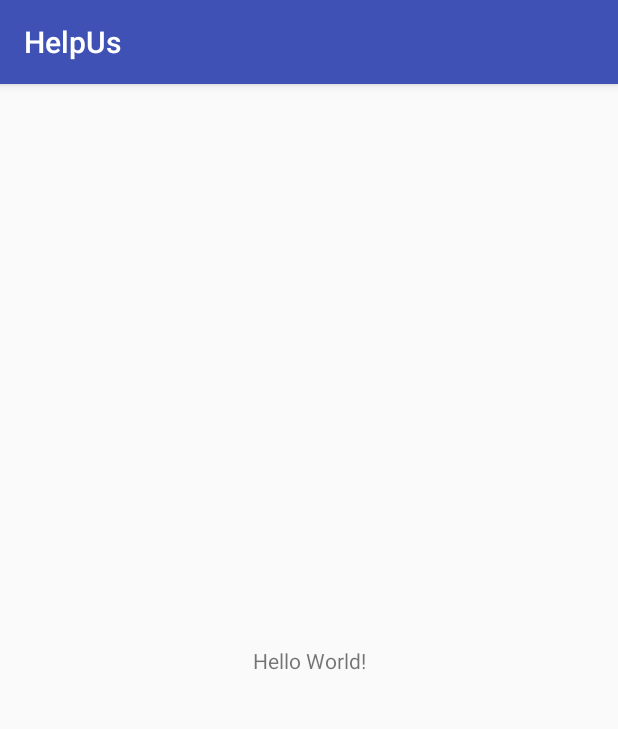
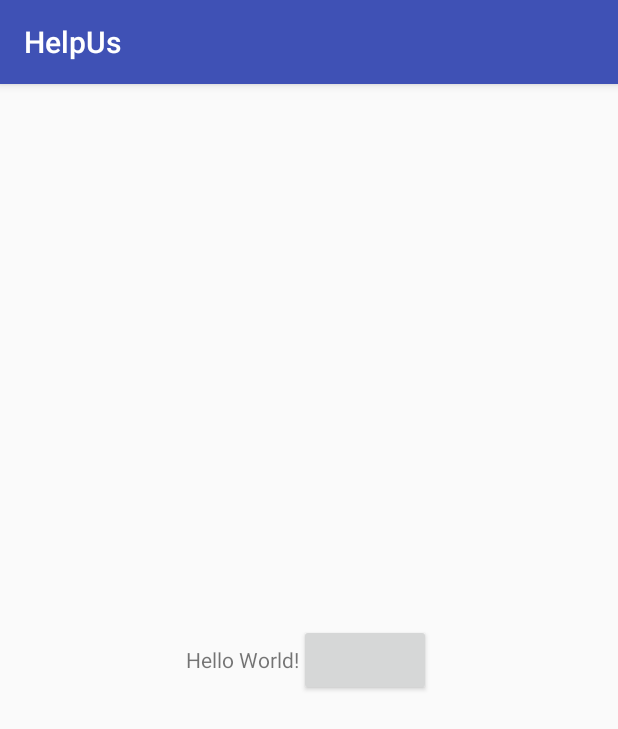
Before and after one commit to curaai/help_us, an Android app: the screen it shows after launch (MainActivity), on a phone screen of 412 x 824 dp. Shown: the top 729 px of the screen. Run offline under Robolectric (Android 15) with nearby library versions, the phone set to English and light mode, and no system bars.

Commit message:
refresh error fixed but...

```diff
--- a/Android/HelpUs/app/build.gradle
+++ b/Android/HelpUs/app/build.gradle
@@ -22,7 +22,7 @@ android {
 }
 
 dependencies {
-    compile fileTree(dir: 'libs', include: ['*.jar'])
+    compile fileTree(include: ['*.jar'], dir: 'libs')
     androidTestCompile('com.android.support.test.espresso:espresso-core:2.2.2', {
         exclude group: 'com.android.support', module: 'support-annotations'
     })
@@ -30,6 +30,6 @@ dependencies {
     compile 'com.android.support.constraint:constraint-layout:1.0.2'
     compile 'com.android.support:multidex:1.0.0'
     compile 'com.google.firebase:firebase-messaging:9.0.2'
-
     testCompile 'junit:junit:4.12'
+    compile 'com.googlecode.android-query:android-query:0.25.9'
 }
--- a/Android/HelpUs/app/src/main/java/stack/birds/helpus/FCM/FirebaseMessagingService.java
+++ b/Android/HelpUs/app/src/main/java/stack/birds/helpus/FCM/FirebaseMessagingService.java
@@ -56,7 +56,6 @@ public class FirebaseMessagingService extends com.google.firebase.messaging.Fire
 
         notificationManager.notify(0, mBuilder.build());
 
-
         mBuilder.setContentIntent(contentIntent);
     }
 }
--- a/Android/HelpUs/app/src/main/java/stack/birds/helpus/MainActivity.java
+++ b/Android/HelpUs/app/src/main/java/stack/birds/helpus/MainActivity.java
@@ -1,19 +1,34 @@
 package stack.birds.helpus;
 
+import android.os.Bundle;
 import android.support.v7.app.AppCompatActivity;
-import android.os.Bundle;
 import android.util.Log;
+import android.view.View;
+import android.widget.Button;
+import android.widget.TextView;
 
 import com.google.firebase.iid.FirebaseInstanceId;
 
 public class MainActivity extends AppCompatActivity {
+
+    TextView text1;
+    Button btn1;
 
     @Override
     protected void onCreate(Bundle savedInstanceState) {
         super.onCreate(savedInstanceState);
         setContentView(R.layout.activity_main);
 
-        String token = FirebaseInstanceId.getInstance().getToken();
-        Log.d("FCM_Token", token);
+        text1 = (TextView) findViewById(R.id.text_result);
+        btn1 = (Button) findViewById(R.id.btn_refresh);
+
+        btn1.setOnClickListener(new View.OnClickListener() {
+            @Override
+            public void onClick(View v) {
+                String token = FirebaseInstanceId.getInstance().getToken();
+                text1.setText(token);
+                Log.d("token", token);
+            }
+        });
     }
 }
--- a/Android/HelpUs/app/src/main/res/layout/activity_main.xml
+++ b/Android/HelpUs/app/src/main/res/layout/activity_main.xml
@@ -1,12 +1,13 @@
 <?xml version="1.0" encoding="utf-8"?>
-<android.support.constraint.ConstraintLayout xmlns:android="http://schemas.android.com/apk/res/android"
+<LinearLayout xmlns:android="http://schemas.android.com/apk/res/android"
     xmlns:app="http://schemas.android.com/apk/res-auto"
     xmlns:tools="http://schemas.android.com/tools"
     android:layout_width="match_parent"
     android:layout_height="match_parent"
+    android:gravity="center"
     tools:context="stack.birds.helpus.MainActivity">
 
-    <TextView
+    <TextView android:id="@+id/text_result"
         android:layout_width="wrap_content"
         android:layout_height="wrap_content"
         android:text="Hello World!"
@@ -15,4 +16,8 @@
         app:layout_constraintRight_toRightOf="parent"
         app:layout_constraintTop_toTopOf="parent" />
 
-</android.support.constraint.ConstraintLayout>
+    <Button android:id="@+id/btn_refresh"
+        android:layout_width="wrap_content"
+        android:layout_height="wrap_content" />
+
+</LinearLayout>
```
Also changed, not shown: Android/HelpUs/app/src/main/AndroidManifest.xml (+18 -0 lines), Android/HelpUs/app/src/main/java/stack/birds/helpus/FCM/FirebaseInstanceIDService.java (+21 -0 lines).
